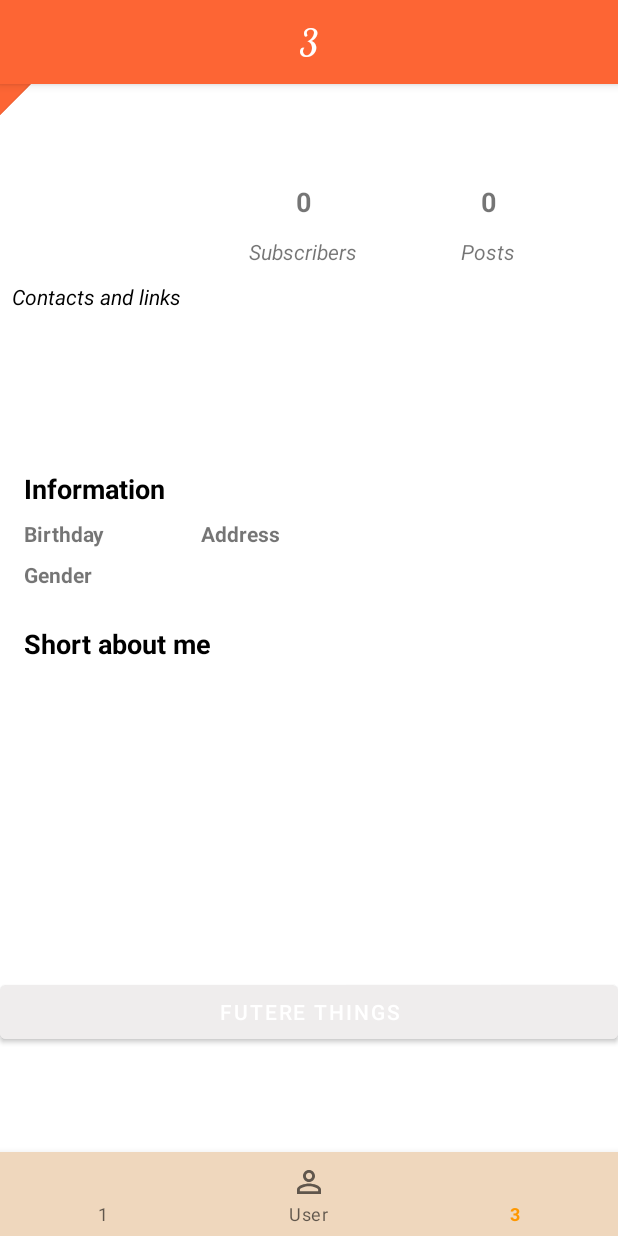
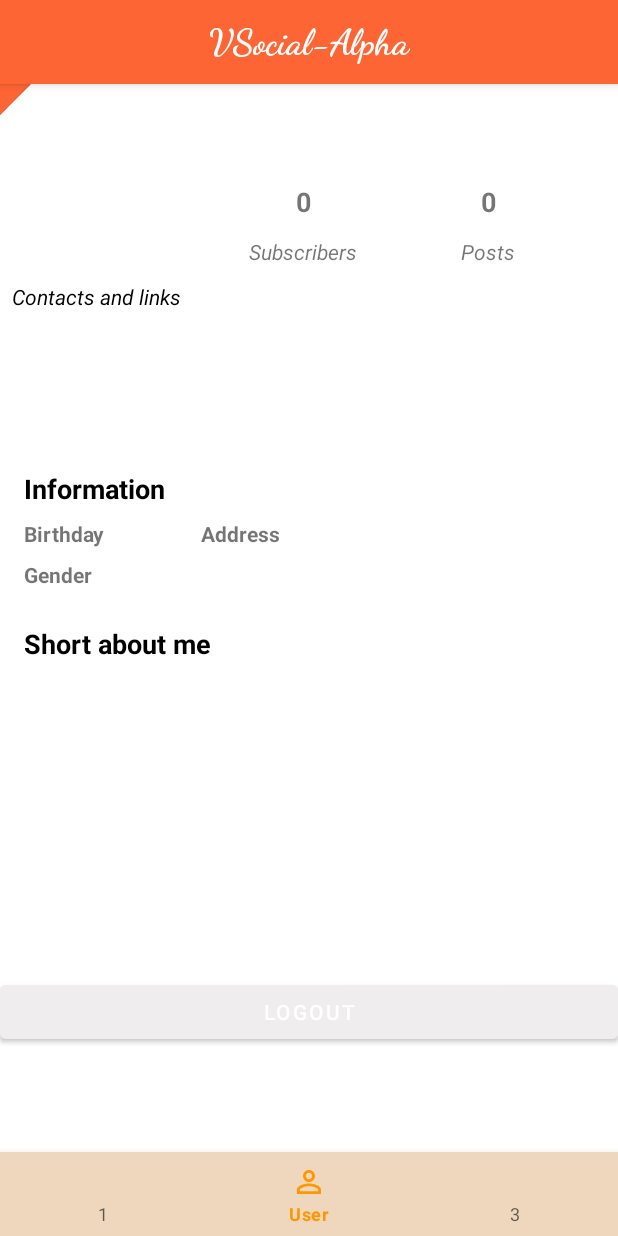
Before and after one commit to VadimKost/SocialNet_Android_app, an Android app: the UserProfileFragment screen opened directly, with no data from a screen before it, item 3 of the bottom bar chosen, on a phone screen of 412 x 824 dp. Run offline under Robolectric (Android 15) with nearby library versions, the phone set to English and light mode, and no system bars; our stand-ins replace Dagger/Hilt's generated code, data binding, navigation-ui; 1 statement that could not run was skipped.

Commit message:
android navigation done fix bugs

```diff
--- a/app/src/main/java/com/v/vsocial/api/UserProfileApi.kt
+++ b/app/src/main/java/com/v/vsocial/api/Api.kt
@@ -9,7 +9,7 @@ import retrofit2.http.*
 
 
 
-interface UserProfileApi {
+interface Api {
     @GET("profile/user/currentUser/")
     suspend fun getCurrentUser(@Header("Authorization") credentials: String?): Response<User>
 
--- a/app/src/main/java/com/v/vsocial/di/RetrofitModule.kt
+++ b/app/src/main/java/com/v/vsocial/di/RetrofitModule.kt
@@ -1,6 +1,6 @@
 package com.v.vsocial.di
 
-import com.v.vsocial.UserProfileApi
+import com.v.vsocial.Api
 import dagger.Module
 import dagger.Provides
 import dagger.hilt.InstallIn
@@ -40,7 +40,7 @@ class RetrofitModule {
 
     @Provides
     @Singleton
-    fun provideUserApi(retrofit: Retrofit): UserProfileApi =retrofit.create(UserProfileApi::class.java)
+    fun provideUserApi(retrofit: Retrofit): Api =retrofit.create(Api::class.java)
 }
 //    private val BASE_URL = "http://www.vako.ga/api/"
 //    private val  BASE_URL="http://192.168.0.106:8000/api/"
--- a/app/src/main/java/com/v/vsocial/repository/UserProfileRepository.kt
+++ b/app/src/main/java/com/v/vsocial/repository/UserProfileRepository.kt
@@ -1,27 +1,28 @@
 package com.v.vsocial.repository
 
 import android.content.Context
-import com.v.vsocial.UserProfileApi
+import com.v.vsocial.Api
 import com.v.vsocial.api.Auth
 import com.v.vsocial.models.User
 import com.v.vsocial.utils.ResponseState
 import dagger.hilt.android.qualifiers.ApplicationContext
-import kotlinx.coroutines.Dispatchers
-import kotlinx.coroutines.GlobalScope
-import kotlinx.coroutines.launch
 import javax.inject.Inject
 import javax.inject.Singleton
 
 @Singleton
 class UserProfileRepository @Inject constructor (
-    var userProfileApi: UserProfileApi,
+    var api: Api,
     @ApplicationContext var context:Context
     ) {
 
-    suspend fun getCurrentUser():ResponseState<User>{
+    suspend fun getCurrentUser(username:String?=null, password:String?=null):ResponseState<User>{
+        if (username != null && password != null){
+            Auth.setUserCredentials(context, username, password)
+        }
         try {
-            val user = userProfileApi.getCurrentUser(Auth.getUserCredentials(context))
+            val user = api.getCurrentUser(Auth.getUserCredentials(context))
             if (user.code()==401){
+                Auth.removeUserCredentials(context)
                 return ResponseState.AuthError()
             }
             if(user.code()==200){
--- a/app/src/main/java/com/v/vsocial/ui/MainActivity.kt
+++ b/app/src/main/java/com/v/vsocial/ui/MainActivity.kt
@@ -7,6 +7,10 @@ import androidx.appcompat.app.AppCompatActivity
 import androidx.appcompat.widget.Toolbar
 import androidx.databinding.DataBindingUtil
 import androidx.fragment.app.Fragment
+import androidx.navigation.Navigation
+import androidx.navigation.findNavController
+import androidx.navigation.fragment.NavHostFragment
+import androidx.navigation.ui.setupWithNavController
 import com.v.vsocial.R
 import com.v.vsocial.api.Auth
 import com.v.vsocial.databinding.ActivityMainBinding
@@ -20,55 +24,20 @@ class MainActivity : AppCompatActivity(){
     override fun onCreate(savedInstanceState: Bundle?) {
         super.onCreate(savedInstanceState)
         activityBinding = DataBindingUtil.setContentView(this,R.layout.activity_main)
-        var toolbar =activityBinding.toolbar as Toolbar?
+        val toolbar =activityBinding.toolbar as Toolbar?
         setSupportActionBar(toolbar)
         supportActionBar?.title=null
 
+        val navigationView = activityBinding.navigationView
+        val navHostFragment = supportFragmentManager
+            .findFragmentById(R.id.fragmentContainerView) as NavHostFragment
+        val navController = navHostFragment.navController
 
-        activityBinding.navigationView.selectedItemId= R.id.user
-        supportFragmentManager.beginTransaction().replace(R.id.container, UserProfileFragment()).commit()
+        navigationView.setupWithNavController(navController)
 
-        activityBinding.navigationView.setOnNavigationItemSelectedListener {
-            when(it.itemId){
-                R.id.q -> {
-                    activityBinding.title.text="1"
-                    return@setOnNavigationItemSelectedListener true
-                }
-
-                R.id.user -> {
-                        loadFragment(UserProfileFragment())
-                    return@setOnNavigationItemSelectedListener true
-                }
-
-                R.id.e -> {
-                    activityBinding.title.text="3"
-                    return@setOnNavigationItemSelectedListener true
-                }
-
-            }
-            false
-
-        }
+    }
 
 
 
 
-
-
-    }
-
-
-    fun loadFragment(fragment: Fragment) {
-        // load fragment
-        val transaction = supportFragmentManager.beginTransaction()
-        transaction.replace(R.id.container, fragment)
-        transaction.addToBackStack(null)
-        transaction.commit()
-    }
-
-    fun vvv(view: View) {
-        Auth.removeUserCredentials(this)
-    }
-
-
 }
--- /dev/null
+++ b/app/src/main/java/com/v/vsocial/ui/login/LoginFragment.kt
@@ -0,0 +1,68 @@
+package com.v.vsocial.ui.login
+
+import android.os.Bundle
+import android.view.LayoutInflater
+import android.view.View
+import android.view.ViewGroup
+import android.widget.Toast
+import androidx.fragment.app.Fragment
+import androidx.lifecycle.ViewModelProvider
+import androidx.lifecycle.lifecycleScope
+import androidx.navigation.fragment.findNavController
+import com.v.vsocial.R
+import com.v.vsocial.api.Auth
+import com.v.vsocial.databinding.FragmentLoginBinding
+import com.v.vsocial.ui.MainActivity
+import dagger.hilt.android.AndroidEntryPoint
+import kotlinx.coroutines.launch
+
+@AndroidEntryPoint
+class LoginFragment : Fragment() {
+    lateinit var binding: FragmentLoginBinding
+
+    val vm: LoginVM by lazy {
+        ViewModelProvider(this).get(LoginVM::class.java)
+    }
+
+    override fun onCreate(savedInstanceState: Bundle?) {
+        super.onCreate(savedInstanceState)
+        if (Auth.getUserCredentials(requireContext()) != null) {
+            findNavController().popBackStack()
+            findNavController().navigate(R.id.userProfileFragment)
+        }
+
+    }
+
+    override fun onCreateView(
+        inflater: LayoutInflater, container: ViewGroup?,
+        savedInstanceState: Bundle?
+    ): View {
+        val activity=activity as MainActivity
+        activity.activityBinding.appbar.visibility=View.GONE
+        activity.activityBinding.navigationView.visibility=View.GONE
+        binding = FragmentLoginBinding.inflate(inflater, container, false)
+        binding.setLifecycleOwner(this)
+        onClickButtonLogin()
+        return binding.root
+    }
+
+    fun onClickButtonLogin() {
+        binding.login.setOnClickListener {
+            val username = binding.usernameF.editText?.text.toString()
+            val password = binding.passwordF.editText?.text.toString()
+            lifecycleScope.launch {
+                if (vm.userExist(username, password)) {
+                    findNavController().navigate(R.id.userProfileFragment)
+                } else {
+                    Toast.makeText(
+                        requireContext(),
+                        "Wrong Username/Password",
+                        Toast.LENGTH_SHORT
+                    ).show()
+                }
+            }
+        }
+    }
+
+
+}
--- a/app/src/main/java/com/v/vsocial/ui/profile/UserProfileFragment.kt
+++ b/app/src/main/java/com/v/vsocial/ui/profile/UserProfileFragment.kt
@@ -1,6 +1,5 @@
 package com.v.vsocial.ui.profile
 
-import android.content.Intent
 import android.os.Bundle
 import android.view.LayoutInflater
 import android.view.View
@@ -9,14 +8,16 @@ import android.widget.Toast
 import androidx.fragment.app.Fragment
 import androidx.lifecycle.ViewModelProvider
 import androidx.lifecycle.lifecycleScope
+import androidx.navigation.fragment.findNavController
 import androidx.recyclerview.widget.LinearLayoutManager
-import com.v.vsocial.databinding.FragmentMainUserBinding
+import com.v.vsocial.R
 import com.v.vsocial.api.Auth
-import com.v.vsocial.ui.login.LoginActivity
+import com.v.vsocial.ui.MainActivity
 import com.v.vsocial.utils.ActionVM
 import dagger.hilt.android.AndroidEntryPoint
 import kotlinx.coroutines.flow.collect
 import kotlinx.coroutines.launch
+import com.v.vsocial.databinding.FragmentMainUserBinding
 
 @AndroidEntryPoint
 class UserProfileFragment : Fragment() {
@@ -26,19 +27,27 @@ class UserProfileFragment : Fragment() {
     lateinit var binding:FragmentMainUserBinding
 
     override fun onCreateView(inflater: LayoutInflater, container: ViewGroup?, savedInstanceState: Bundle?): View {
+        var activity=activity as MainActivity
+        activity.activityBinding.appbar.visibility=View.VISIBLE
+        activity.activityBinding.navigationView.visibility=View.VISIBLE
         binding =FragmentMainUserBinding.inflate(inflater,container,false)
         binding.setLifecycleOwner(this)
         binding.viewmodel =vm
 
         binding.rv.layoutManager = LinearLayoutManager(context, LinearLayoutManager.HORIZONTAL, false)
 
+        binding.logout.setOnClickListener{
+            Auth.removeUserCredentials(requireContext())
+            findNavController().popBackStack()
+            findNavController().navigate(R.id.logout)
+        }
 
         lifecycleScope.launch {
             vm.actions.collect {
                 when(it){
                     ActionVM.logout -> {
-                        Auth.removeUserCredentials(requireContext())
-                        startActivity(Intent(requireContext(), LoginActivity::class.java))
+                        findNavController().popBackStack()
+                        findNavController().navigate(R.id.logout)
                     }
 //                    is ActionVM.showLoadingBar -> binding.progressbar.visibility= View.VISIBLE
 //                    is ActionVM.hideLoadingBar -> binding.progressbar.visibility= View.INVISIBLE
--- a/app/src/main/res/layout/activity_main.xml
+++ b/app/src/main/res/layout/activity_main.xml
@@ -11,7 +11,8 @@
             android:id="@+id/appbar"
 
             android:layout_width="match_parent"
-            android:layout_height="wrap_content">
+            android:layout_height="wrap_content"
+            android:visibility="visible">
 
             <com.google.android.material.appbar.MaterialToolbar
 
@@ -20,7 +21,7 @@
                 android:layout_height="?android:attr/actionBarSize"
                 android:background="@color/colorPrimaryDark"
                 android:theme="?attr/actionBarTheme"
-                app:layout_scrollFlags="scroll|enterAlways|snap">
+                app:layout_scrollFlags="scroll|enterAlways">
 
                 <TextView
                     android:id="@+id/title"
@@ -44,12 +45,13 @@
 
             app:layout_behavior="com.google.android.material.appbar.AppBarLayout$ScrollingViewBehavior">
 
-            <FrameLayout
-                android:id="@+id/container"
+            <androidx.fragment.app.FragmentContainerView
+                android:id="@+id/fragmentContainerView"
+                android:name="androidx.navigation.fragment.NavHostFragment"
                 android:layout_width="match_parent"
-                android:layout_height="100dp">
-
-            </FrameLayout>
+                android:layout_height="match_parent"
+                app:defaultNavHost="true"
+                app:navGraph="@navigation/nav_graph" />
         </androidx.core.widget.NestedScrollView>
 
         <com.google.android.material.bottomnavigation.BottomNavigationView
--- a/app/src/main/res/layout/fragment_main_user.xml
+++ b/app/src/main/res/layout/fragment_main_user.xml
@@ -230,12 +230,11 @@
                         app:layout_constraintTop_toBottomOf="@+id/image" />
 
                     <Button
-                        android:id="@+id/button4"
+                        android:id="@+id/logout"
                         android:layout_width="0dp"
                         android:layout_height="wrap_content"
                         android:backgroundTint="#EFEDED"
-                        android:onClick="vvv"
-                        android:text="FUTERE THINGS"
+                        android:text="logout"
                         app:layout_constraintBottom_toBottomOf="parent"
                         app:layout_constraintEnd_toEndOf="parent"
                         app:layout_constraintStart_toStartOf="parent"
--- a/app/src/main/res/menu/bottom_navigation.xml
+++ b/app/src/main/res/menu/bottom_navigation.xml
@@ -5,7 +5,7 @@
             android:id="@+id/q"
             android:title="1" />
         <item
-            android:id="@+id/user"
+            android:id="@+id/userProfileFragment"
             android:icon="@drawable/baseline_perm_identity_24"
             android:title="User" />
         <item
--- /dev/null
+++ b/app/src/main/res/navigation/nav_graph.xml
@@ -0,0 +1,22 @@
+<?xml version="1.0" encoding="utf-8"?>
+<navigation xmlns:android="http://schemas.android.com/apk/res/android"
+    xmlns:app="http://schemas.android.com/apk/res-auto"
+    xmlns:tools="http://schemas.android.com/tools"
+    android:id="@+id/nav_graph"
+    app:startDestination="@id/loginFragment">
+    <fragment
+        android:id="@+id/loginFragment"
+        android:name="com.v.vsocial.ui.login.LoginFragment"
+        android:label="LoginFragment"
+        tools:layout="@layout/fragment_login">
+        <action
+            android:id="@+id/action_loginFragment_to_userProfileFragment"
+            app:destination="@id/userProfileFragment" />
+    </fragment>
+    <fragment
+        android:id="@+id/userProfileFragment"
+        android:name="com.v.vsocial.ui.profile.UserProfileFragment"
+        android:label="UserProfileFragment"
+        tools:layout="@layout/fragment_main_user"/>
+    <action android:id="@+id/logout" app:destination="@id/loginFragment" />
+</navigation>
--- a/app/src/main/res/values/strings.xml
+++ b/app/src/main/res/values/strings.xml
@@ -5,4 +5,6 @@
         <item>Woman</item>
         <item>Other</item>
     </string-array>
+    <!-- TODO: Remove or change this placeholder text -->
+    <string name="hello_blank_fragment">Hello blank fragment</string>
 </resources>
```
Also changed, not shown: app/build.gradle (+7 -3 lines), app/src/main/AndroidManifest.xml (+1 -7 lines), app/src/main/java/com/v/vsocial/di/RepositoryModule.kt (+0 -12 lines), app/src/main/java/com/v/vsocial/repository/ContactsLinksRepository.kt (added, +14 -0 lines), app/src/main/java/com/v/vsocial/ui/login/LoginActivity.kt (deleted, +0 -73 lines), app/src/main/java/com/v/vsocial/ui/login/LoginVM.kt (+5 -7 lines), app/src/main/res/layout/fragment_login.xml (renamed from app/src/main/res/layout/activity_login.xml, +6 -6 lines).
